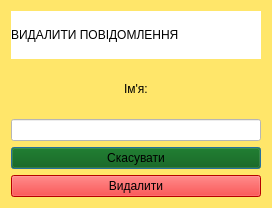
AnastasiiaPetrochenko/courseWork_3term, file window3.ui: the form before one commit.
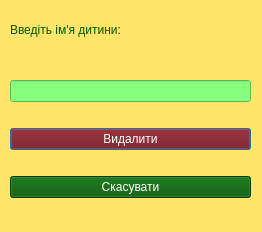
The form after the commit.

```diff
--- a/window3.ui
+++ b/window3.ui
@@ -6,8 +6,8 @@
    <rect>
     <x>0</x>
     <y>0</y>
-    <width>272</width>
-    <height>208</height>
+    <width>262</width>
+    <height>232</height>
    </rect>
   </property>
   <property name="windowTitle">
@@ -17,39 +17,32 @@
    <string notr="true">background-color: rgb(255, 230, 106);
 </string>
   </property>
-  <layout class="QVBoxLayout" name="verticalLayout_2">
-   <item>
+  <widget class="QWidget" name="verticalLayoutWidget">
+   <property name="geometry">
+    <rect>
+     <x>10</x>
+     <y>60</y>
+     <width>241</width>
+     <height>161</height>
+    </rect>
+   </property>
     <layout class="QVBoxLayout" name="verticalLayout">
-     <item>
-      <widget class="QLabel" name="label">
-       <property name="styleSheet">
-        <string notr="true">background-color: rgb(255, 11, 27);
-background-color: rgb(255, 255, 255);
-border-color: rgb(255, 0, 0);
-color: rgb(0, 0, 0);
-font: 700 12pt &quot;Consolas&quot;;</string>
-       </property>
-       <property name="text">
-        <string>ВИДАЛИТИ ПОВІДОМЛЕННЯ</string>
-       </property>
-      </widget>
-     </item>
-     <item alignment="Qt::AlignHCenter">
-      <widget class="QLabel" name="label_2">
-       <property name="styleSheet">
-        <string notr="true">border-color: rgb(0, 0, 0);
-color: rgb(0, 0, 0);
-font: 700 12pt &quot;Consolas&quot;;</string>
-       </property>
-       <property name="text">
-        <string>Ім'я:</string>
-       </property>
-      </widget>
-     </item>
      <item>
       <widget class="QLineEdit" name="lineEdit">
        <property name="styleSheet">
-        <string notr="true">background-color: rgb(255, 255, 255);</string>
+       <string notr="true">background-color: rgb(135, 255, 126);</string>
+      </property>
+     </widget>
+    </item>
+    <item>
+     <widget class="QPushButton" name="pushButton">
+      <property name="styleSheet">
+       <string notr="true">color: rgb(255, 255, 255);
+background-color: rgb(115, 0, 2);
+font: 15pt &quot;Consolas&quot;;</string>
+      </property>
+      <property name="text">
+       <string>Видалити</string>
        </property>
       </widget>
      </item>
@@ -57,29 +50,57 @@
       <widget class="QPushButton" name="pushButton_2">
        <property name="styleSheet">
         <string notr="true">background-color: rgb(0, 85, 0);
-color: rgb(0, 0, 0);
-font: 700 9pt &quot;Segoe UI&quot;;</string>
+color: rgb(255, 255, 255);
+font: 15pt &quot;Consolas&quot;;
+
+</string>
        </property>
        <property name="text">
         <string>Скасувати</string>
        </property>
       </widget>
      </item>
-     <item>
-      <widget class="QPushButton" name="pushButton">
+   </layout>
+  </widget>
+  <widget class="QLabel" name="label">
+   <property name="geometry">
+    <rect>
+     <x>10</x>
+     <y>20</y>
+     <width>241</width>
+     <height>20</height>
+    </rect>
+   </property>
        <property name="styleSheet">
-        <string notr="true">background-color: rgb(255, 0, 0);
+    <string notr="true">font: 15pt &quot;Consolas&quot;;
+font: 12pt &quot;Segoe UI&quot;;
+color: rgb(0, 85, 0);
+font: 700 9pt &quot;Consolas&quot;;
+font: 12pt &quot;Segoe UI&quot;;
+font: 700 12pt &quot;Segoe UI&quot;;</string>
+   </property>
+   <property name="text">
+    <string>Введіть ім'я дитини:</string>
+   </property>
+  </widget>
+  <widget class="QLabel" name="label_2">
+   <property name="geometry">
+    <rect>
+     <x>473</x>
+     <y>61</y>
+     <width>55</width>
+     <height>23</height>
+    </rect>
+   </property>
+   <property name="styleSheet">
+    <string notr="true">border-color: rgb(0, 0, 0);
 color: rgb(0, 0, 0);
-font: 700 9pt &quot;Segoe UI&quot;;</string>
+font: 700 12pt &quot;Consolas&quot;;</string>
        </property>
        <property name="text">
-        <string>Видалити</string>
-       </property>
-      </widget>
-     </item>
-    </layout>
-   </item>
-  </layout>
+    <string>Ім'я:</string>
+   </property>
+  </widget>
  </widget>
  <resources/>
  <connections/>
```
Left out of the diff: 2 changed lines with no effect on the pictures. Lines whose indentation alone changed are shown as unchanged.
